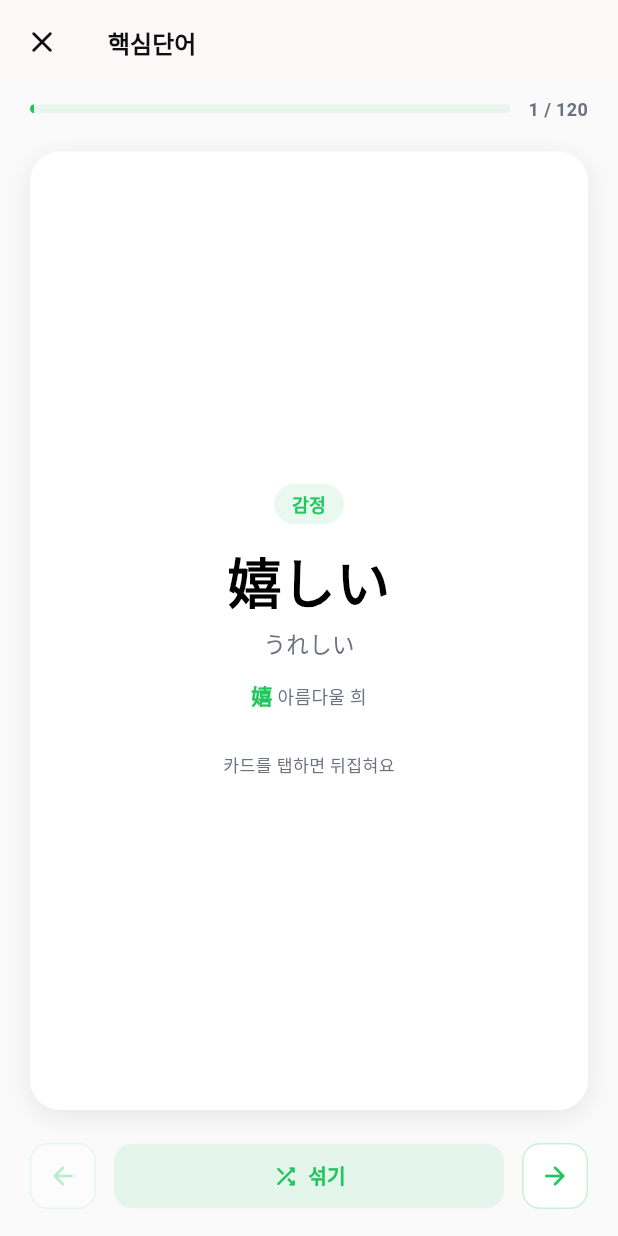
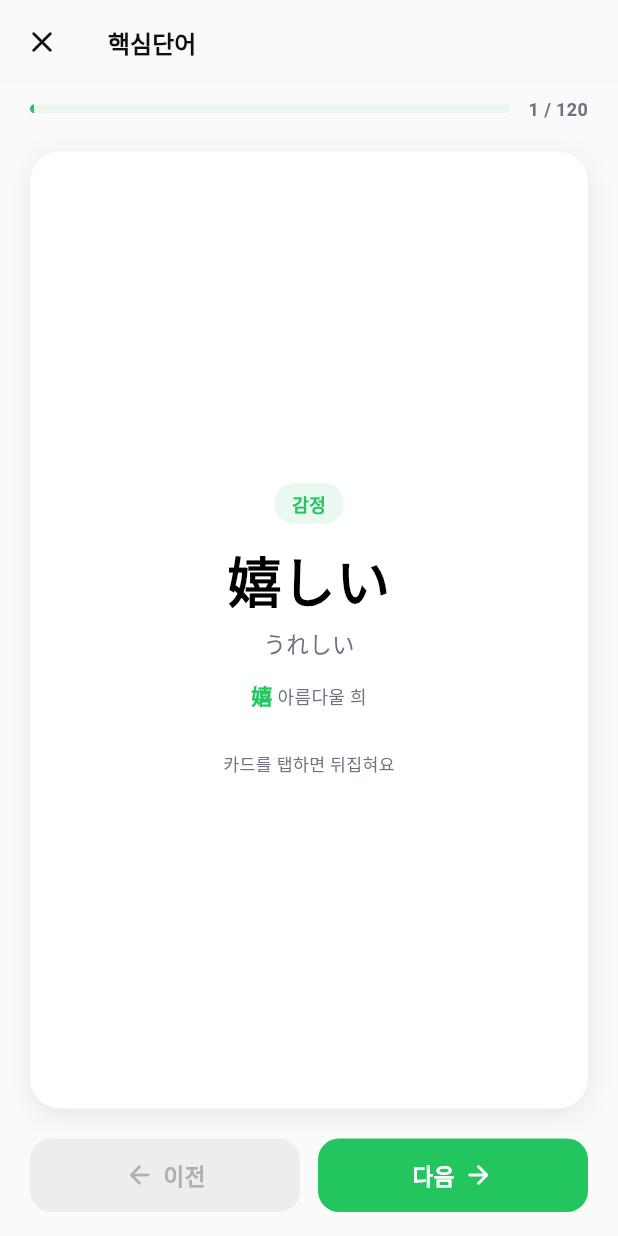
Before and after one commit to CobyApp/jlpt-n3-app, a Flutter app: the StudyPage screen opened by its route, after a tap on the "style" icon, on a phone screen of 412 x 824 dp. Run offline on Flutter 3.47's test engine with Material 3 defaults, Android fonts, the phone set to English and light mode, and no system bars; our stand-ins replace go_router, just_audio, shared_preferences; accounts and stored records are empty.

Commit message:
ui(options/cards): 청해 옵션 숫자/짧음 한줄/2x2 + 카드 섞기 제거 이전다음 강조
옵션 레이아웃 (질문·청해 공통):
- 옵션 최대 길이 ≤ 2자 (예: 「1」「2」「3」「4」)
  · 한 줄에 모두 가운데 정렬, 큰 숫자 카드
- ≤ 8자 + 4개 → 2x2 그리드
- 외 → 기존 세로 스택

학습 카드 페이지:
- 섞기/원래순서 버튼 제거 — 카드는 책처럼 순차 학습
- 이전/다음 버튼을 가로 절반씩 차지하는 큰 버튼으로
  · 다음은 primary 색 (브랜드 컬러 배경 + 흰 글자)
  · 이전은 outline 톤
  · 끝/처음에선 disabled

Co-Authored-By: Claude Opus 4.7 (1M context) <noreply@anthropic.com>

```diff
--- a/lib/l10n/strings.dart
+++ b/lib/l10n/strings.dart
@@ -111,8 +111,8 @@ const Map<String, String> _ko = {
   'study.cards_mode': '카드로 학습',
   // Cards
   'cards.tap_to_flip': '카드를 탭하면 뒤집혀요',
-  'cards.shuffle': '섞기',
-  'cards.reset': '원래 순서',
+  'cards.prev': '이전',
+  'cards.next': '다음',
   // Settings
   'settings.title': '설정',
   'settings.language': '언어',
@@ -268,8 +268,8 @@ const Map<String, String> _en = {
   'study.cards_mode': 'Study cards',
   // Cards (EN)
   'cards.tap_to_flip': 'Tap the card to flip',
-  'cards.shuffle': 'Shuffle',
-  'cards.reset': 'Reset order',
+  'cards.prev': 'Previous',
+  'cards.next': 'Next',
   'settings.title': 'Settings',
   'settings.language': 'Language',
   'settings.furigana': 'Show furigana',
@@ -415,8 +415,8 @@ const Map<String, String> _zh = {
   'study.cards_mode': '卡片学习',
   // Cards (ZH)
   'cards.tap_to_flip': '点击卡片翻面',
-  'cards.shuffle': '打乱',
-  'cards.reset': '原顺序',
+  'cards.prev': '上一张',
+  'cards.next': '下一张',
   'settings.title': '设置',
   'settings.language': '语言',
   'settings.furigana': '显示振假名',
--- a/lib/views/study_cards_page.dart
+++ b/lib/views/study_cards_page.dart
@@ -26,15 +26,12 @@ class _StudyCardsPageState extends State<StudyCardsPage> {
   String _level = '';
   final PageController _pc = PageController();
   int _idx = 0;
-  bool _shuffled = false;
-  late List<int> _order;
 
   @override
   void initState() {
     super.initState();
     _level = 'n3';
     _f = _load(_level);
-    _order = [];
   }
 
   Future<_Bundle> _load(String lv) async {
@@ -60,30 +57,7 @@ class _StudyCardsPageState extends State<StudyCardsPage> {
         cards.add(_Card.fromGrammar(g));
       }
     }
-    if (_order.length != cards.length) {
-      _order = List.generate(cards.length, (i) => i);
-    }
     return _Bundle(cards: cards, kanjiKo: kk);
-  }
-
-  void _shuffle(int n) {
-    final list = List.generate(n, (i) => i);
-    list.shuffle(Random());
-    setState(() {
-      _order = list;
-      _shuffled = true;
-      _idx = 0;
-    });
-    _pc.jumpToPage(0);
-  }
-
-  void _reset(int n) {
-    setState(() {
-      _order = List.generate(n, (i) => i);
-      _shuffled = false;
-      _idx = 0;
-    });
-    _pc.jumpToPage(0);
   }
 
   @override
@@ -153,9 +127,8 @@ class _StudyCardsPageState extends State<StudyCardsPage> {
                   itemCount: total,
                   onPageChanged: (i) => setState(() => _idx = i),
                   itemBuilder: (c, i) {
-                    final idx = _order[i];
                     return _FlipCard(
-                      card: b.cards[idx],
+                      card: b.cards[i],
                       lang: lang,
                       kanjiKo: b.kanjiKo,
                     );
@@ -167,53 +140,29 @@ class _StudyCardsPageState extends State<StudyCardsPage> {
                     20, 4, 20, 16 + MediaQuery.of(context).viewPadding.bottom),
                 child: Row(
                   children: [
-                    _navBtn(
+                    Expanded(
+                      child: _bigNavBtn(
                         icon: Icons.arrow_back_rounded,
+                        label: t('cards.prev'),
                         onTap: _idx > 0
                             ? () => _pc.previousPage(
                                 duration: const Duration(milliseconds: 220),
                                 curve: Curves.easeOut)
                             : null,
                       ),
+                    ),
                     const SizedBox(width: 12),
                     Expanded(
-                      child: ElevatedButton(
-                        onPressed: () => _shuffled ? _reset(total) : _shuffle(total),
-                        style: ElevatedButton.styleFrom(
-                          backgroundColor:
-                              brandPrimary.withValues(alpha: 0.1),
-                          foregroundColor: brandPrimary,
-                          elevation: 0,
-                          shape: RoundedRectangleBorder(
-                            borderRadius: BorderRadius.circular(12),
-                          ),
-                          padding: const EdgeInsets.symmetric(vertical: 12),
-                        ),
-                        child: Row(
-                          mainAxisAlignment: MainAxisAlignment.center,
-                          children: [
-                            Icon(_shuffled ? Icons.sort_rounded : Icons.shuffle_rounded,
-                                size: 18),
-                            const SizedBox(width: 6),
-                            Text(
-                              _shuffled
-                                  ? t('cards.reset')
-                                  : t('cards.shuffle'),
-                              style: const TextStyle(
-                                  fontSize: 13.5, fontWeight: FontWeight.w800),
-                            ),
-                          ],
-                        ),
-                      ),
-                    ),
-                    const SizedBox(width: 12),
-                    _navBtn(
+                      child: _bigNavBtn(
                         icon: Icons.arrow_forward_rounded,
+                        label: t('cards.next'),
                         onTap: _idx < total - 1
                             ? () => _pc.nextPage(
                                 duration: const Duration(milliseconds: 220),
                                 curve: Curves.easeOut)
                             : null,
+                        primary: true,
+                      ),
                     ),
                   ],
                 ),
@@ -225,29 +174,49 @@ class _StudyCardsPageState extends State<StudyCardsPage> {
     );
   }
 
-  Widget _navBtn({required IconData icon, VoidCallback? onTap}) {
+  Widget _bigNavBtn({
+    required IconData icon,
+    required String label,
+    required VoidCallback? onTap,
+    bool primary = false,
+  }) {
     final enabled = onTap != null;
+    final bgEnabled =
+        primary ? brandPrimary : brandPrimary.withValues(alpha: 0.10);
+    final fgEnabled = primary ? Colors.white : brandPrimary;
+    final disabledBg = const Color(0xFFEDEDED);
+    final disabledFg = const Color(0xFFB0B0B0);
     return Material(
-      color: enabled
-          ? Colors.white
-          : Colors.white.withValues(alpha: 0.4),
-      shape: RoundedRectangleBorder(
-        borderRadius: BorderRadius.circular(12),
-        side: BorderSide(
-          color: brandPrimary.withValues(alpha: enabled ? 0.25 : 0.1),
-        ),
-      ),
+      color: enabled ? bgEnabled : disabledBg,
+      borderRadius: BorderRadius.circular(14),
       child: InkWell(
-        borderRadius: BorderRadius.circular(12),
+        borderRadius: BorderRadius.circular(14),
         onTap: onTap,
         child: Padding(
-          padding: const EdgeInsets.all(12),
-          child: Icon(
-            icon,
-            color: enabled
-                ? brandPrimary
-                : brandPrimary.withValues(alpha: 0.3),
-            size: 20,
+          padding: const EdgeInsets.symmetric(vertical: 14),
+          child: Row(
+            mainAxisAlignment: MainAxisAlignment.center,
+            children: [
+              if (icon == Icons.arrow_back_rounded) ...[
+                Icon(icon, size: 20, color: enabled ? fgEnabled : disabledFg),
+                const SizedBox(width: 6),
+                Text(label,
+                    style: TextStyle(
+                      fontSize: 15,
+                      fontWeight: FontWeight.w900,
+                      color: enabled ? fgEnabled : disabledFg,
+                    )),
+              ] else ...[
+                Text(label,
+                    style: TextStyle(
+                      fontSize: 15,
+                      fontWeight: FontWeight.w900,
+                      color: enabled ? fgEnabled : disabledFg,
+                    )),
+                const SizedBox(width: 6),
+                Icon(icon, size: 20, color: enabled ? fgEnabled : disabledFg),
+              ],
+            ],
           ),
         ),
       ),
```
Also changed, not shown: lib/views/listening_page.dart (+119 -46 lines), lib/views/question_page.dart (+19 -3 lines). Lines whose indentation alone changed are shown as unchanged.
